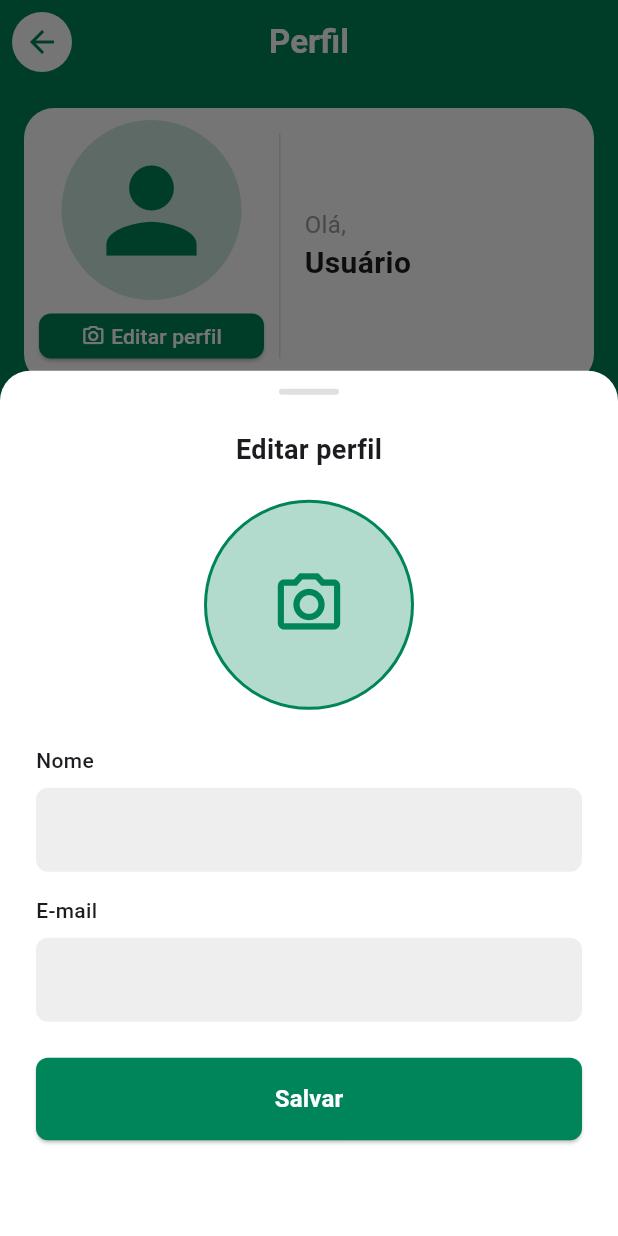
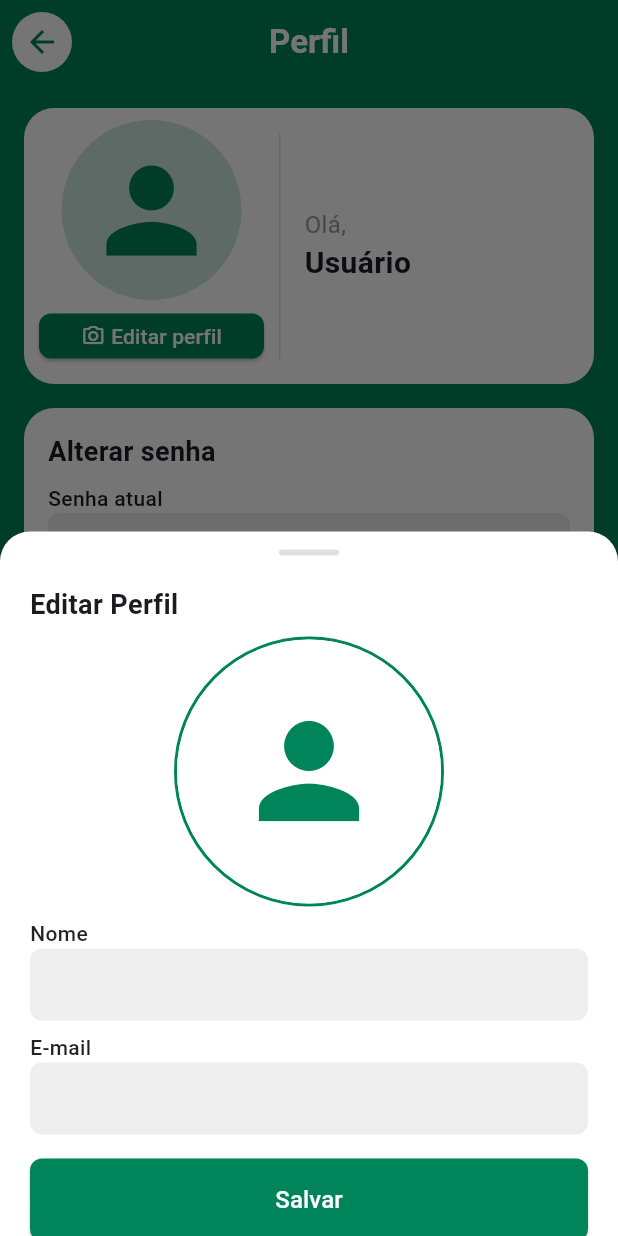
Before and after one commit to scheilasilva/cuidar_pet_app, a Flutter app: the PerfilPage screen opened by its route, after a tap on "Editar perfil", on a phone screen of 412 x 824 dp. Run offline on Flutter 3.47's test engine with Material 3 defaults, Android fonts, the phone set to English and light mode, and no system bars; drawn by our look-alikes of oktoast; our stand-ins replace carousel_slider, dropdown_button2, firebase_auth, firebase_core, flutter_map, flutter_mobx and 10 more; accounts and stored records are empty; generated files the repository leaves out were written again.

Commit message:
ajustes gerais

```diff
--- a/lib/app/modules/user/services/user_service_interface.dart
+++ b/lib/app/modules/user/services/user_service_interface.dart
@@ -9,4 +9,5 @@ abstract class IUserService {
   Future<void> updateFirebaseProfile(UserModel user);
   Future<void> delete(UserModel user);
   Future<String?> saveImageLocally(String imagePath);
+  Future<void> reauthenticateUser(String currentPassword);
 }
--- a/lib/app/shared/widget/bottom_sheet_perfil/bottom_sheet_perfil.dart
+++ b/lib/app/shared/widget/bottom_sheet_perfil/bottom_sheet_perfil.dart
@@ -38,6 +38,9 @@ class _BottomSheetPerfilState extends State<BottomSheetPerfil> {
   Future<void> _selecionarImagem() async {
     showModalBottomSheet(
       context: context,
+      shape: const RoundedRectangleBorder(
+        borderRadius: BorderRadius.vertical(top: Radius.circular(20)),
+      ),
       builder: (BuildContext context) {
         return SafeArea(
           child: Wrap(
@@ -81,18 +84,25 @@ class _BottomSheetPerfilState extends State<BottomSheetPerfil> {
         });
       }
     } catch (e) {
-      _showSnackBar('Erro ao selecionar imagem: $e');
+      if (mounted) {
+        ScaffoldMessenger.of(context).showSnackBar(
+          SnackBar(
+            content: Text('Erro ao selecionar imagem: $e'),
+            backgroundColor: Colors.red,
+          ),
+        );
+      }
     }
   }
 
   Widget _buildProfileImage() {
-    if (_imagemSelecionada != null) {
+    if (_imagemSelecionada != null && _imagemSelecionada!.existsSync()) {
       return ClipOval(
         child: Image.file(
           _imagemSelecionada!,
-          width: 140,
-          height: 140,
           fit: BoxFit.cover,
+          width: 80,
+          height: 80,
         ),
       );
     } else if (widget.controller.user.imagem != null &&
@@ -102,37 +112,41 @@ class _BottomSheetPerfilState extends State<BottomSheetPerfil> {
         return ClipOval(
           child: Image.file(
             file,
-            width: 140,
-            height: 140,
             fit: BoxFit.cover,
+            width: 80,
+            height: 80,
           ),
         );
       }
     }
 
     return Container(
-      width: 140,
-      height: 140,
-      decoration: BoxDecoration(
-        color: const Color(0xFF00845A).withOpacity(0.3),
+      width: 80,
+      height: 80,
+      decoration: const BoxDecoration(
+        color: Colors.white,
         shape: BoxShape.circle,
-        border: Border.all(
-          color: const Color(0xFF00845A),
-          width: 2,
-        ),
       ),
       child: const Icon(
-        Icons.photo_camera_outlined,
+        Icons.person,
         color: Color(0xFF00845A),
-        size: 50,
+        size: 100,
       ),
     );
   }
 
   Future<void> _salvarPerfil() async {
+    try {
       // Validar campos
       if (_nomeController.text.isEmpty || _emailController.text.isEmpty) {
-      _showSnackBar('Preencha todos os campos');
+        if (mounted) {
+          ScaffoldMessenger.of(context).showSnackBar(
+            const SnackBar(
+              content: Text('Preencha todos os campos'),
+              backgroundColor: Colors.red,
+            ),
+          );
+        }
         return;
       }
 
@@ -147,27 +161,33 @@ class _BottomSheetPerfilState extends State<BottomSheetPerfil> {
         await widget.controller.salvarPerfil();
       }
 
-    if (widget.controller.errorMessage == null) {
-      _showSnackBar('Perfil salvo com sucesso!');
-      Navigator.pop(context);
+      if (mounted) {
+        Navigator.of(context).pop();
+        ScaffoldMessenger.of(context).showSnackBar(
+          const SnackBar(
+            content: Text('Perfil atualizado com sucesso!'),
+            backgroundColor: Colors.green,
+          ),
+        );
+      }
+    } catch (e) {
+      if (mounted) {
+        ScaffoldMessenger.of(context).showSnackBar(
+          SnackBar(
+            content: Text('Erro ao salvar: $e'),
+            backgroundColor: Colors.red,
+          ),
+        );
       }
     }
-
-  void _showSnackBar(String message) {
-    ScaffoldMessenger.of(context).showSnackBar(
-      SnackBar(
-        content: Text(message),
-        backgroundColor: const Color(0xFF00845A),
-      ),
-    );
   }
 
   @override
   Widget build(BuildContext context) {
     return DraggableScrollableSheet(
-      initialChildSize: 0.7,
+      initialChildSize: 0.57,
       minChildSize: 0.5,
-      maxChildSize: 0.9,
+      maxChildSize: 0.95,
       expand: false,
       builder: (context, scrollController) {
         return Container(
@@ -195,36 +215,47 @@ class _BottomSheetPerfilState extends State<BottomSheetPerfil> {
               Expanded(
                 child: SingleChildScrollView(
                   controller: scrollController,
-                  padding: const EdgeInsets.all(24),
+                  padding: const EdgeInsets.all(20.0),
                   child: Observer(
                     builder: (_) => Column(
                       crossAxisAlignment: CrossAxisAlignment.start,
                       children: [
                         // Título
-                        const Center(
-                          child: Text(
-                            'Editar perfil',
+                        const Text(
+                          'Editar Perfil',
                           style: TextStyle(
                             fontSize: 18,
                             fontWeight: FontWeight.bold,
                           ),
                         ),
-                        ),
-                        const SizedBox(height: 20),
 
-                        // Foto de perfil
+                        const SizedBox(height: 8),
+
+                        // Foto do perfil
                         Center(
                           child: GestureDetector(
                             onTap: _selecionarImagem,
+                            child: Container(
+                              width: 180,
+                              height: 180,
+                              decoration: BoxDecoration(
+                                shape: BoxShape.circle,
+                                border: Border.all(
+                                  color: const Color(0xFF00845A),
+                                  width: 2,
+                                ),
+                              ),
                               child: _buildProfileImage(),
                             ),
                           ),
-                        const SizedBox(height: 24),
+                        ),
+
+                        const SizedBox(height: 8),
 
                         // Mostrar erro se houver
                         if (widget.controller.errorMessage != null)
                           Container(
-                            margin: const EdgeInsets.only(bottom: 16),
+                            margin: const EdgeInsets.only(bottom: 8),
                             padding: const EdgeInsets.all(12),
                             decoration: BoxDecoration(
                               color: Colors.red.shade100,
@@ -243,9 +274,9 @@ class _BottomSheetPerfilState extends State<BottomSheetPerfil> {
                           style: TextStyle(
                             fontSize: 14,
                             fontWeight: FontWeight.w500,
+                            color: Colors.black87,
                           ),
                         ),
-                        const SizedBox(height: 8),
                         Container(
                           decoration: BoxDecoration(
                             color: Colors.grey[200],
@@ -256,13 +287,14 @@ class _BottomSheetPerfilState extends State<BottomSheetPerfil> {
                             decoration: const InputDecoration(
                               contentPadding: EdgeInsets.symmetric(
                                 horizontal: 16,
-                                vertical: 16,
+                                vertical: 12,
                               ),
                               border: InputBorder.none,
                             ),
                           ),
                         ),
-                        const SizedBox(height: 16),
+
+                        const SizedBox(height: 8),
 
                         // Campo E-mail
                         const Text(
@@ -270,9 +302,9 @@ class _BottomSheetPerfilState extends State<BottomSheetPerfil> {
                           style: TextStyle(
                             fontSize: 14,
                             fontWeight: FontWeight.w500,
+                            color: Colors.black87,
                           ),
                         ),
-                        const SizedBox(height: 8),
                         Container(
                           decoration: BoxDecoration(
                             color: Colors.grey[200],
@@ -284,13 +316,14 @@ class _BottomSheetPerfilState extends State<BottomSheetPerfil> {
                             decoration: const InputDecoration(
                               contentPadding: EdgeInsets.symmetric(
                                 horizontal: 16,
-                                vertical: 16,
+                                vertical: 12,
                               ),
                               border: InputBorder.none,
                             ),
                           ),
                         ),
-                        const SizedBox(height: 24),
+
+                        const SizedBox(height: 16),
 
                         // Botão Salvar
                         SizedBox(
@@ -318,7 +351,7 @@ class _BottomSheetPerfilState extends State<BottomSheetPerfil> {
                               'Salvar',
                               style: TextStyle(
                                 fontSize: 16,
-                                fontWeight: FontWeight.bold,
+                                fontWeight: FontWeight.w500,
                               ),
                             ),
                           ),
```
Also changed, not shown: lib/app/modules/perfil/perfil_controller.dart (+32 -2 lines), lib/app/modules/perfil/perfil_page.dart (+147 -10 lines), lib/app/modules/user/services/user_service.dart (+30 -0 lines), lib/app/shared/widget/bottom_sheet_editar_pet/bottom_sheet_editar_pet.dart (+4 -4 lines). Lines whose indentation alone changed are shown as unchanged.
